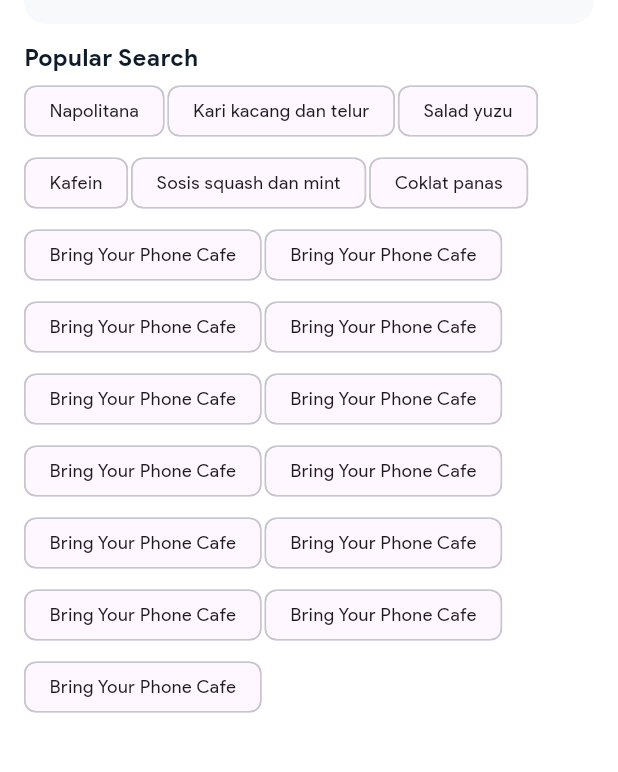
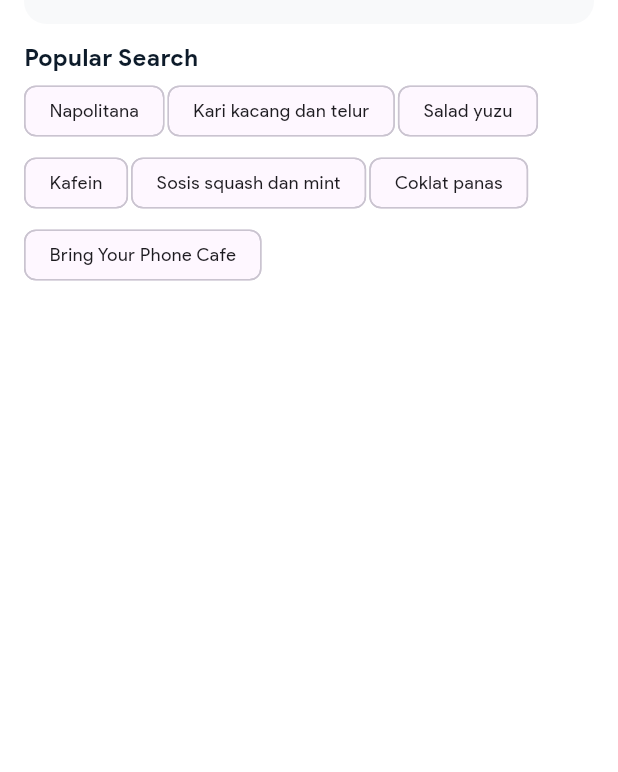
Before and after one commit to celvineadiputra-dev/cRestaurant_flutter_fundamental_submission, a Flutter app: the SearchScreen screen opened by its route, on a phone screen of 412 x 824 dp, the part 168-940 px from its top. Run offline on Flutter 3.47's test engine with Material 2 defaults, Android fonts, the phone set to English and light mode, and no system bars; our stand-ins replace flutter_rating_bar, flutter_svg, fluttertoast, page_transition; network calls fail.

Commit message:
hapus data test

```diff
--- a/lib/app/search/search_screen.dart
+++ b/lib/app/search/search_screen.dart
@@ -72,18 +72,6 @@ class _SearchState extends State<Search> {
     "Kafein",
     "Sosis squash dan mint",
     "Coklat panas",
-    "Bring Your Phone Cafe",
-    "Bring Your Phone Cafe",
-    "Bring Your Phone Cafe",
-    "Bring Your Phone Cafe",
-    "Bring Your Phone Cafe",
-    "Bring Your Phone Cafe",
-    "Bring Your Phone Cafe",
-    "Bring Your Phone Cafe",
-    "Bring Your Phone Cafe",
-    "Bring Your Phone Cafe",
-    "Bring Your Phone Cafe",
-    "Bring Your Phone Cafe",
     "Bring Your Phone Cafe",
   ];
 
```
